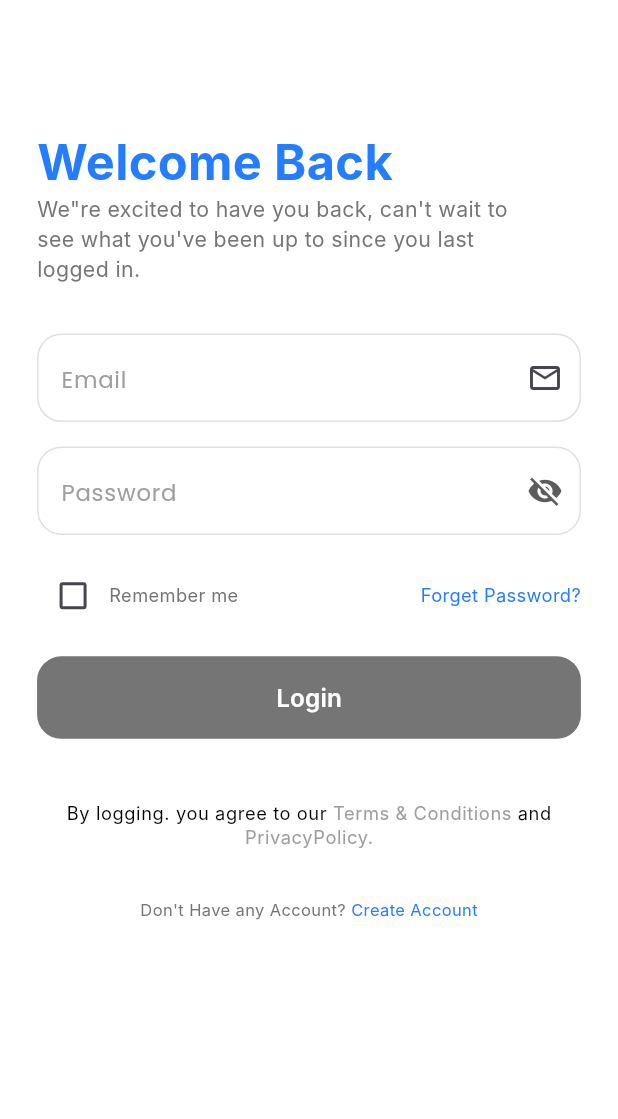
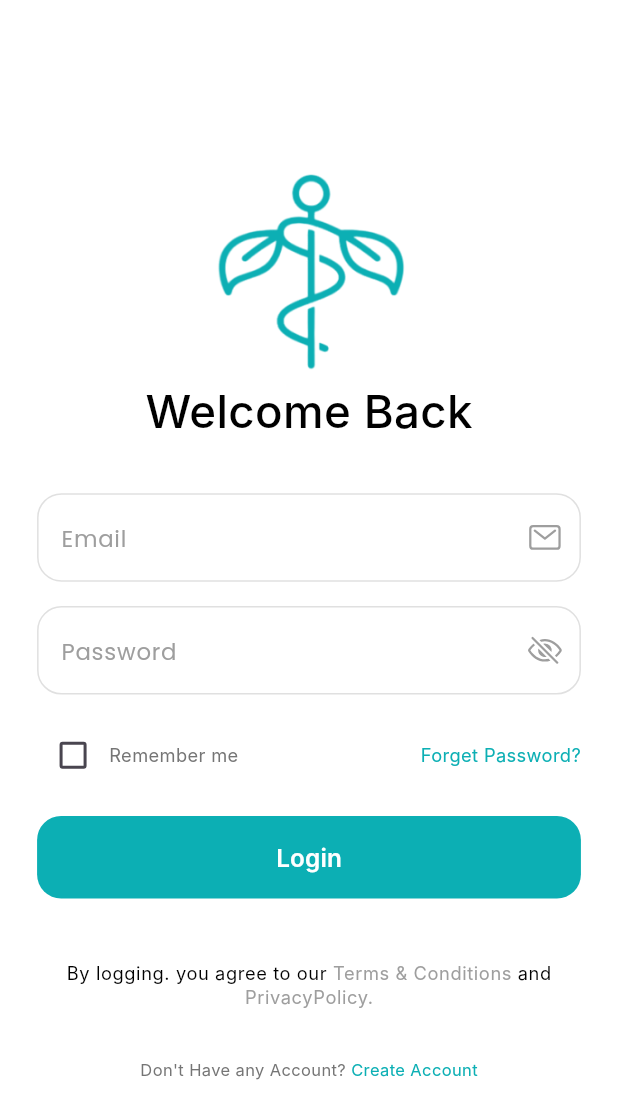
Before and after one commit to IbrahimElbazz/Brainpulse, a Flutter app: the LogInScreen screen opened by its route, on a phone screen of 412 x 824 dp. Shown: the top 1119 px of the screen. Run offline on Flutter 3.47's test engine with Material 3 defaults, Android fonts, the phone set to English and light mode, and no system bars; our stand-ins replace animated_text_kit, dartz, dio, flutter_bloc, flutter_screenutil, flutter_svg and 12 more; missing offline and left inert: dart:ffi; accounts and stored records are empty; generated files the repository leaves out were written again; Roboto replaces fonts that are missing (Inter).

Commit message:
update login ui

```diff
--- a/lib/core/Widgets/mybutton.dart
+++ b/lib/core/Widgets/mybutton.dart
@@ -7,16 +7,18 @@ class MyButton extends StatelessWidget {
     super.key,
     required this.text,
     required this.onPressed,
+    this.color,
   });
   final String text;
   final void Function()? onPressed;
+  final Color? color;
 
   @override
   Widget build(BuildContext context) {
     // refactor code
     return TextButton(
       style: ButtonStyle(
-        backgroundColor: WidgetStateProperty.all(ColorsApp.grey600),
+        backgroundColor: WidgetStateProperty.all(color),
         tapTargetSize: MaterialTapTargetSize.shrinkWrap,
         minimumSize: WidgetStateProperty.all(
           const Size(double.infinity, 55),
--- a/lib/core/Widgets/mytextfield.dart
+++ b/lib/core/Widgets/mytextfield.dart
@@ -36,7 +36,7 @@ class MyTextField extends StatelessWidget {
         focusedBorder: OutlineInputBorder(
           borderRadius: BorderRadius.circular(16.r),
           borderSide: BorderSide(
-            color: ColorsApp.blue,
+            color: ColorsApp.primary,
           ),
         ),
         errorBorder: OutlineInputBorder(
--- a/lib/features/auth/login/presentation/views/login.dart
+++ b/lib/features/auth/login/presentation/views/login.dart
@@ -9,6 +9,7 @@ import 'package:brain_pulse/features/auth/login/presentation/views/ui/widgets/lo
 import 'package:brain_pulse/features/auth/login/presentation/views/ui/widgets/pass_and_email_login.dart';
 import 'package:flutter/material.dart';
 import 'package:flutter_bloc/flutter_bloc.dart';
+import 'package:flutter_screenutil/flutter_screenutil.dart';
 
 class LogInScreen extends StatelessWidget {
   const LogInScreen({super.key});
@@ -36,17 +37,24 @@ class LogInScreen extends StatelessWidget {
                 horizontal: screenSize.height * .03,
               ),
               child: Column(
-                crossAxisAlignment: CrossAxisAlignment.start,
+                crossAxisAlignment: CrossAxisAlignment.center,
                 children: [
+                  Image.asset(
+                    'assets/images/logo-removebg-preview.png',
+                    height: 140.h,
+                    color: ColorsApp.primary,
+                  ),
+                  gapH(24),
                   Text(
                     'Welcome Back',
-                    style: TextStyleApp.font32wieght700ColorBlue,
+                    style: TextStyleApp.font32wieght700ColorBlue.copyWith(
+                      color: ColorsApp.black,
+                      fontWeight: FontWeight.w500,
+                      fontSize: 30.sp,
+                    ),
                   ),
                   gapH(20),
-                  Text(
-                    '''We"re excited to have you back, can't wait to\nsee what you've been up to since you last\nlogged in.''',
-                    style: TextStyleApp.font14weight400colorGrey,
-                  ),
+
                   SizedBox(
                     height: screenSize.height * .04,
                   ),
@@ -69,7 +77,7 @@ class LogInScreen extends StatelessWidget {
                       ),
                       Text('Forget Password?',
                           style: TextStyleApp.font12weight400colorGrey
-                              .copyWith(color: ColorsApp.blue)),
+                              .copyWith(color: ColorsApp.primary)),
                     ],
                   ),
                   SizedBox(
@@ -77,19 +85,16 @@ class LogInScreen extends StatelessWidget {
                   ),
                   read.isloading == false
                       ? MyButton(
+                          color: ColorsApp.primary,
                           onPressed: () {
                             if (read.keyform.currentState!.validate()) {
                               read.loginvalidate();
                             }
-                            // Navigator.push(context,
-                            //     MaterialPageRoute(builder: (context) {
-                            //   return const AppNavigation();
-                            // }));
                           },
                           text: 'Login',
                         )
                       : const CircularProgressIndicator(
-                          color: Colors.black,
+                          color: Colors.white,
                         ),
                   SizedBox(
                     height: screenSize.height * .05,
--- a/lib/features/auth/login/presentation/views/ui/widgets/Sinup.dart
+++ b/lib/features/auth/login/presentation/views/ui/widgets/Sinup.dart
@@ -25,7 +25,7 @@ class SignUp extends StatelessWidget {
           },
           child: Text(text4,
               style: TextStyleApp.font12weight400colorGrey
-                  .copyWith(color: ColorsApp.blue, fontSize: 11)),
+                  .copyWith(color: ColorsApp.primary, fontSize: 11)),
         ),
       ],
     );
--- a/lib/features/auth/login/presentation/views/ui/widgets/pass_and_email_login.dart
+++ b/lib/features/auth/login/presentation/views/ui/widgets/pass_and_email_login.dart
@@ -1,8 +1,10 @@
+import 'package:brain_pulse/core/Theming/colors.dart';
 import 'package:brain_pulse/core/Widgets/mytextfield.dart';
 import 'package:brain_pulse/features/auth/login/presentation/controller/cubit/login_cubit.dart';
 import 'package:flutter/material.dart';
 import 'package:flutter_bloc/flutter_bloc.dart';
 import 'package:flutter_screenutil/flutter_screenutil.dart';
+import 'package:ionicons/ionicons.dart';
 
 class EmailAndPass extends StatefulWidget {
   const EmailAndPass({super.key});
@@ -29,7 +31,10 @@ class _EmailAndPassState extends State<EmailAndPass> {
             },
             controller: read.email,
             hint: 'Email',
-            icon: const Icon(Icons.email_outlined),
+            icon: const Icon(
+              Ionicons.mail_outline,
+              color: Colors.grey,
+            ),
           ),
           SizedBox(
             height: 16.h,
@@ -50,10 +55,8 @@ class _EmailAndPassState extends State<EmailAndPass> {
                 });
               },
               child: Icon(
-                isObscureText ? Icons.visibility_off : Icons.visibility,
-                color: isObscureText
-                    ? const Color.fromARGB(255, 92, 92, 92)
-                    : Colors.blue,
+                isObscureText ? Ionicons.eye_off_outline : Ionicons.eye_outline,
+                color: isObscureText ? Colors.grey : ColorsApp.primary,
               ),
             ),
           ),
```
Also changed, not shown: pubspec.yaml (+10 -9 lines), pubspec.lock, 4 other files.
